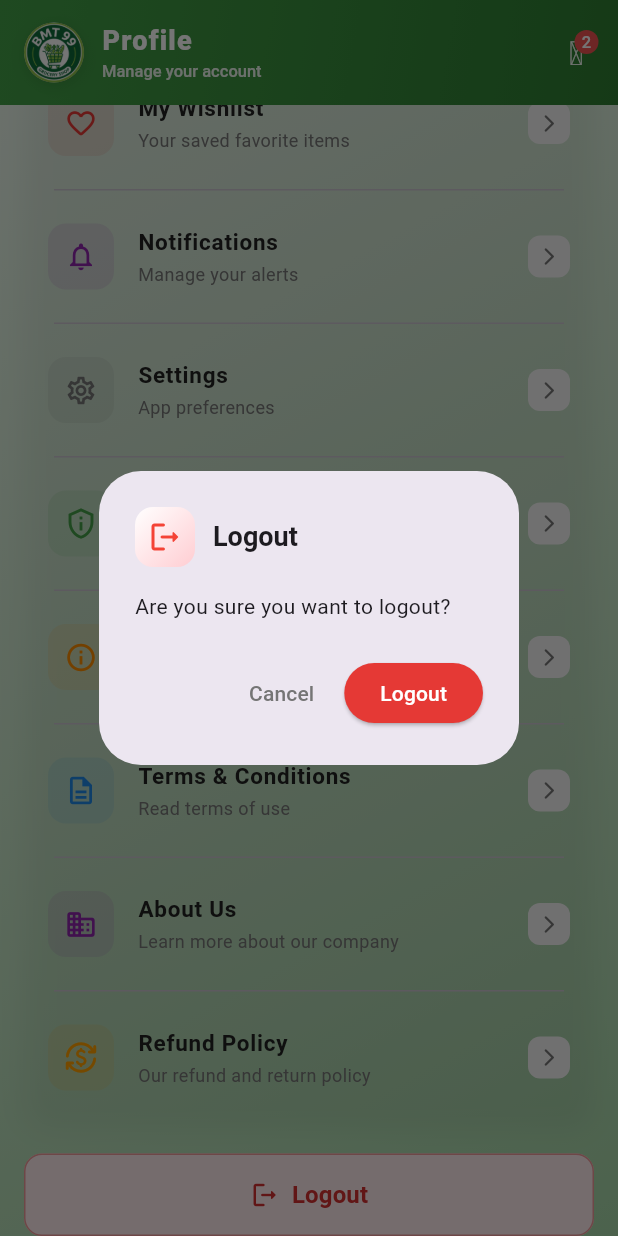
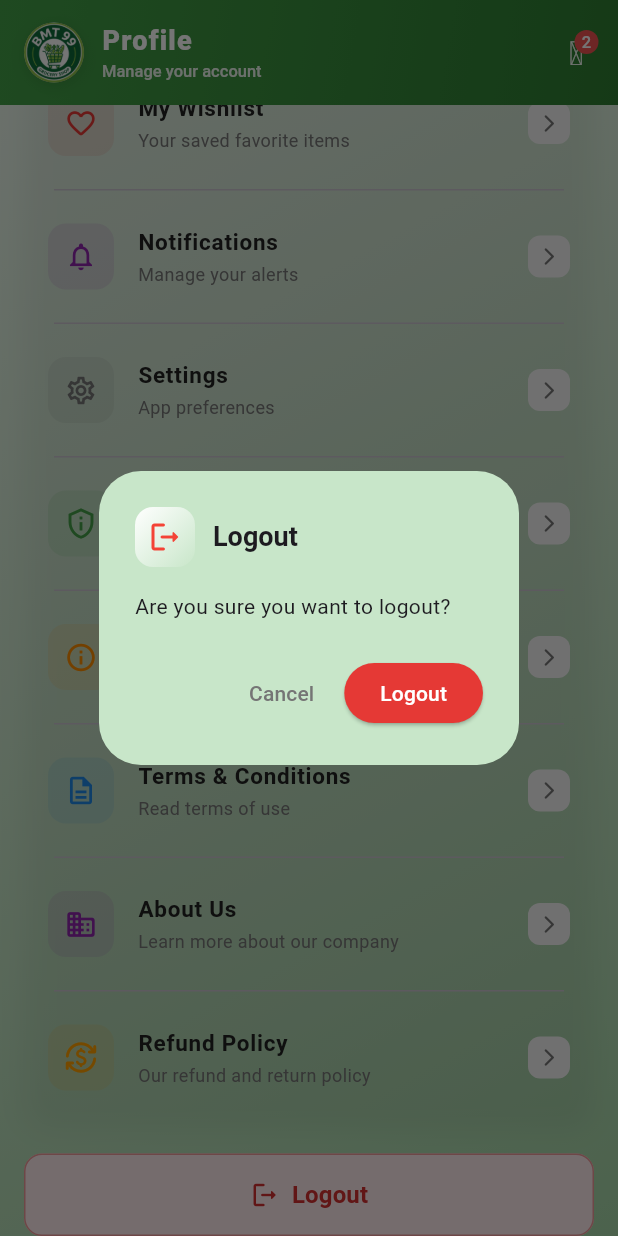
Before and after one commit to shivam2212G/bmt99_app, a Flutter app: the ProfileScreen screen opened directly, scrolled down 576 dp, after a tap on "Logout", on a phone screen of 412 x 824 dp. Run offline on Flutter 3.47's test engine with Material 3 defaults, Android fonts, the phone set to English and light mode, and no system bars; our stand-ins replace carousel_slider, dio, geocoding, geolocator, get, google_sign_in and 4 more; missing offline and left inert: onesignal_flutter, razorpay_flutter; accounts and stored records are empty; network calls fail.

Commit message:
Remain: All Done

```diff
--- a/lib/baseapi.dart
+++ b/lib/baseapi.dart
@@ -1,4 +1,4 @@
 class ApiConfig {
   // Change this to your Laravel backend URL
-  static const String baseUrl = "https://26ff6733c379.ngrok-free.app";
+  static const String baseUrl = "https://6ae36ffe4f8f.ngrok-free.app";
 }
--- a/lib/screens/cart_screen.dart
+++ b/lib/screens/cart_screen.dart
@@ -260,7 +260,7 @@ class CartScreenState extends State<CartScreen> {
             return Container(
               decoration: BoxDecoration(
                 borderRadius: BorderRadius.vertical(top: Radius.circular(25)),
-                color: Colors.green.shade50
+                color: Colors.green.shade100
               ),
               child: Padding(
                 padding: EdgeInsets.only(
@@ -456,7 +456,7 @@ class CartScreenState extends State<CartScreen> {
                     RadioListTile(
                       value: "online",
                       groupValue: selectedMethod,
-                      title: const Text("Online Payment (Razorpay)"),
+                      title: const Text("Online Payment"),
                       onChanged: (v) =>
                           setModalState(() => selectedMethod = v.toString()),
                     ),
@@ -840,7 +840,7 @@ class CartScreenState extends State<CartScreen> {
           Icon(
             Icons.shopping_cart_outlined,
             size: 80,
-            color: Colors.grey.shade400,
+            color: Colors.white,
           ),
           const SizedBox(height: 16),
           const Text(
--- a/lib/screens/order_details_screen.dart
+++ b/lib/screens/order_details_screen.dart
@@ -74,6 +74,7 @@ class _OrderDetailsScreenState extends State<OrderDetailsScreen> {
         return StatefulBuilder(
           builder: (context, setState) {
             return AlertDialog(
+              backgroundColor: Colors.green.shade100,
               title: const Row(
                 children: [
                   Icon(Icons.cancel, color: Colors.red),
@@ -485,7 +486,7 @@ class _OrderDetailsScreenState extends State<OrderDetailsScreen> {
                     ),
 
                     // Cancel Button or Cancelled Status
-                    _buildCancelButton(),
+
 
                     // ---------------- ORDER ITEMS ----------------
                     Container(
@@ -738,6 +739,8 @@ class _OrderDetailsScreenState extends State<OrderDetailsScreen> {
                       ),
                     ),
 
+                    _buildCancelButton(),
+
                     const SizedBox(height: 20),
                   ],
                 ),
--- a/lib/screens/profile_screen.dart
+++ b/lib/screens/profile_screen.dart
@@ -474,6 +474,7 @@ class _ProfileScreenState extends State<ProfileScreen> {
     showDialog(
       context: context,
       builder: (context) => AlertDialog(
+        backgroundColor: Colors.green.shade100,
         title: Row(
           children: [
             Container(
@@ -481,7 +482,7 @@ class _ProfileScreenState extends State<ProfileScreen> {
               height: 40,
               decoration: BoxDecoration(
                 gradient: LinearGradient(
-                  colors: [Colors.white, Colors.red.shade100],
+                  colors: [Colors.white, Colors.green.shade100],
                   begin: Alignment.topLeft,
                   end: Alignment.bottomRight,
                 ),
```
